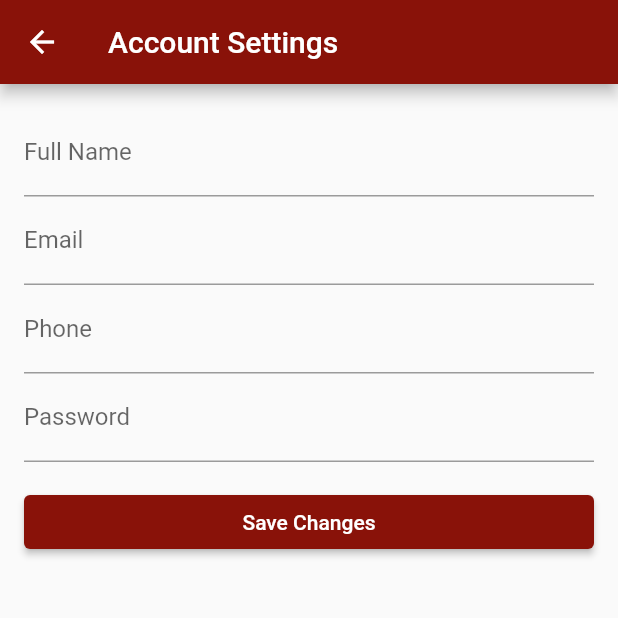
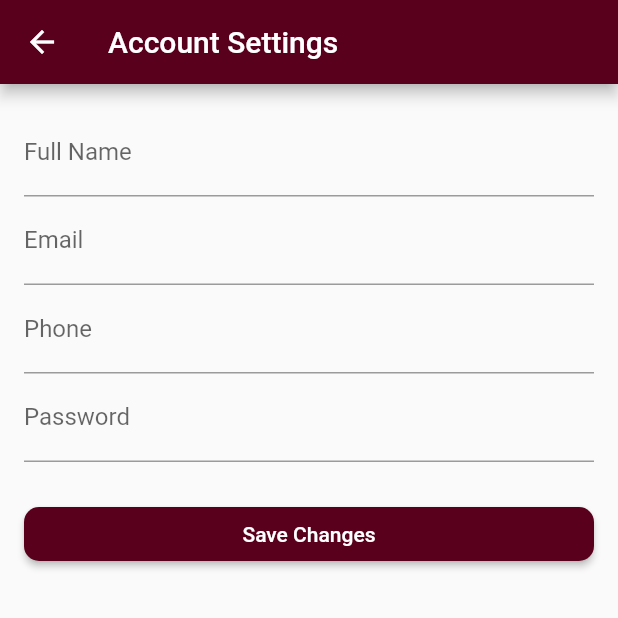
Before and after one commit to mzramle/pku_online, a Flutter app: the UserProfile screen opened by its route, after a tap on "Account Settings", on a phone screen of 412 x 824 dp, the top half of it. Run offline on Flutter 3.47's test engine with Material 2 defaults, Android fonts, the phone set to English and light mode, and no system bars; our stand-ins replace cloud_firestore, firebase_auth, firebase_core, flutter_map, flutter_svg, font_awesome_flutter and 3 more; accounts and stored records are empty.

Commit message:
matched the colors UI

```diff
--- a/lib/page/account_settings_page.dart
+++ b/lib/page/account_settings_page.dart
@@ -1,4 +1,5 @@
 import 'package:flutter/material.dart';
+import 'package:pku_online/core/colors.dart';
 import '../controller/account_settings_controller.dart';
 
 class AccountSettingsPage extends StatefulWidget {
@@ -37,7 +38,7 @@ class _AccountSettingsPageState extends State<AccountSettingsPage> {
   Widget build(BuildContext context) {
     return Scaffold(
       appBar: AppBar(
-        backgroundColor: Color.fromARGB(255, 137, 18, 9),
+        backgroundColor: blueButton,
         title: Text('Account Settings'),
       ),
       body: SingleChildScrollView(
@@ -69,11 +70,16 @@ class _AccountSettingsPageState extends State<AccountSettingsPage> {
                 labelText: 'Password',
               ),
             ),
-            SizedBox(height: 16.0),
+            SizedBox(height: 24.0),
             ElevatedButton(
               style: ButtonStyle(
-                backgroundColor: MaterialStateProperty.all<Color>(
-                    Color.fromARGB(255, 137, 18, 9)),
+                backgroundColor: MaterialStateProperty.all<Color>(blueButton),
+                shape: MaterialStateProperty.all<RoundedRectangleBorder>(
+                  RoundedRectangleBorder(
+                    borderRadius: BorderRadius.circular(
+                        10.0), // Adjust the radius as needed
+                  ),
+                ),
               ),
               onPressed: () {
                 widget.accountSettingsController
--- a/lib/page/user_profile.dart
+++ b/lib/page/user_profile.dart
@@ -1,4 +1,5 @@
 import 'package:flutter/material.dart';
+import 'package:pku_online/core/colors.dart';
 import 'package:pku_online/page/account_settings_page.dart';
 import 'package:pku_online/page/medical_prescription_page.dart';
 import 'user_paymentdetails_page.dart';
@@ -9,9 +10,9 @@ class UserProfile extends StatelessWidget {
   @override
   Widget build(BuildContext context) {
     return Scaffold(
-      backgroundColor: Color.fromARGB(255, 137, 18, 9),
+      backgroundColor: blueButton,
       appBar: AppBar(
-        backgroundColor: Colors.transparent,
+        backgroundColor: blueButton,
         elevation: 0,
         leading: Padding(
           padding: const EdgeInsets.all(8.0),
```
